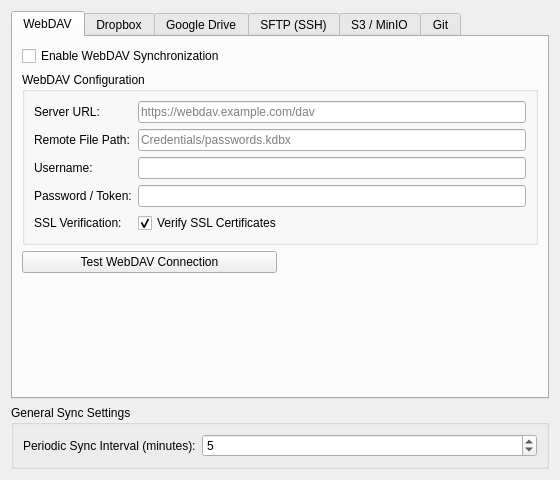
Above: src/remotesync/DatabaseSettingsWidgetRemoteSync.ui from roskeys/keepassxc before the change. Below: the same form after it.
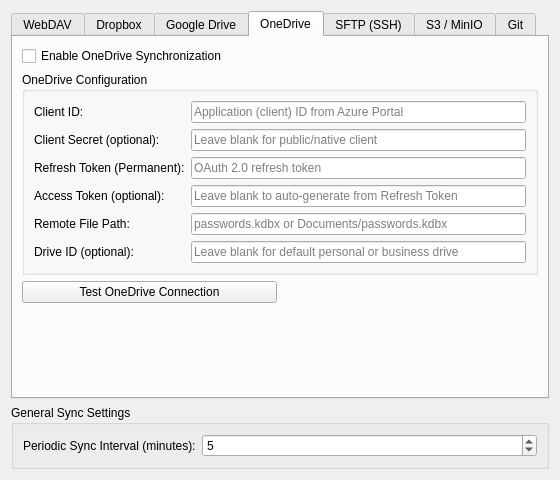
That is the form after the change. The open tabs and pages were chosen to show the change.

Patch:
```diff
--- a/src/remotesync/DatabaseSettingsWidgetRemoteSync.ui
+++ b/src/remotesync/DatabaseSettingsWidgetRemoteSync.ui
@@ -408,6 +408,155 @@
       </layout>
      </widget>
 
+     <!-- Tab: OneDrive -->
+     <widget class="QWidget" name="tabOneDrive">
+      <attribute name="title">
+       <string>OneDrive</string>
+      </attribute>
+      <layout class="QVBoxLayout" name="verticalLayoutOneDrive">
+       <item>
+        <widget class="QCheckBox" name="checkOneDriveEnabled">
+         <property name="text">
+          <string>Enable OneDrive Synchronization</string>
+         </property>
+        </widget>
+       </item>
+       <item>
+        <widget class="QGroupBox" name="groupOneDriveSettings">
+         <property name="title">
+          <string>OneDrive Configuration</string>
+         </property>
+         <layout class="QFormLayout" name="formLayoutOneDrive">
+          <item row="0" column="0">
+           <widget class="QLabel" name="labelOneDriveClientId">
+            <property name="text">
+             <string>Client ID:</string>
+            </property>
+           </widget>
+          </item>
+          <item row="0" column="1">
+           <widget class="QLineEdit" name="editOneDriveClientId">
+            <property name="placeholderText">
+             <string>Application (client) ID from Azure Portal</string>
+            </property>
+           </widget>
+          </item>
+          <item row="1" column="0">
+           <widget class="QLabel" name="labelOneDriveClientSecret">
+            <property name="text">
+             <string>Client Secret (optional):</string>
+            </property>
+           </widget>
+          </item>
+          <item row="1" column="1">
+           <widget class="QLineEdit" name="editOneDriveClientSecret">
+            <property name="placeholderText">
+             <string>Leave blank for public/native client</string>
+            </property>
+            <property name="echoMode">
+             <enum>QLineEdit::Password</enum>
+            </property>
+           </widget>
+          </item>
+          <item row="2" column="0">
+           <widget class="QLabel" name="labelOneDriveRefreshToken">
+            <property name="text">
+             <string>Refresh Token (Permanent):</string>
+            </property>
+           </widget>
+          </item>
+          <item row="2" column="1">
+           <widget class="QLineEdit" name="editOneDriveRefreshToken">
+            <property name="placeholderText">
+             <string>OAuth 2.0 refresh token</string>
+            </property>
+            <property name="echoMode">
+             <enum>QLineEdit::Password</enum>
+            </property>
+           </widget>
+          </item>
+          <item row="3" column="0">
+           <widget class="QLabel" name="labelOneDriveToken">
+            <property name="text">
+             <string>Access Token (optional):</string>
+            </property>
+           </widget>
+          </item>
+          <item row="3" column="1">
+           <widget class="QLineEdit" name="editOneDriveToken">
+            <property name="placeholderText">
+             <string>Leave blank to auto-generate from Refresh Token</string>
+            </property>
+            <property name="echoMode">
+             <enum>QLineEdit::Password</enum>
+            </property>
+           </widget>
+          </item>
+          <item row="4" column="0">
+           <widget class="QLabel" name="labelOneDriveRemotePath">
+            <property name="text">
+             <string>Remote File Path:</string>
+            </property>
+           </widget>
+          </item>
+          <item row="4" column="1">
+           <widget class="QLineEdit" name="editOneDriveRemotePath">
+            <property name="placeholderText">
+             <string>passwords.kdbx or Documents/passwords.kdbx</string>
+            </property>
+           </widget>
+          </item>
+          <item row="5" column="0">
+           <widget class="QLabel" name="labelOneDriveDriveId">
+            <property name="text">
+             <string>Drive ID (optional):</string>
+            </property>
+           </widget>
+          </item>
+          <item row="5" column="1">
+           <widget class="QLineEdit" name="editOneDriveDriveId">
+            <property name="placeholderText">
+             <string>Leave blank for default personal or business drive</string>
+            </property>
+           </widget>
+          </item>
+         </layout>
+        </widget>
+       </item>
+       <item>
+        <layout class="QHBoxLayout" name="layoutTestOneDrive">
+         <item>
+          <widget class="QPushButton" name="buttonTestOneDrive">
+           <property name="text">
+            <string>Test OneDrive Connection</string>
+           </property>
+          </widget>
+         </item>
+         <item>
+          <widget class="QLabel" name="labelTestOneDriveResult">
+           <property name="text">
+            <string/>
+           </property>
+          </widget>
+         </item>
+        </layout>
+       </item>
+       <item>
+        <spacer name="verticalSpacerOneDrive">
+         <property name="orientation">
+          <enum>Qt::Vertical</enum>
+         </property>
+         <property name="sizeHint" stdset="0">
+          <size>
+           <width>20</width>
+           <height>40</height>
+          </size>
+         </property>
+        </spacer>
+       </item>
+      </layout>
+     </widget>
+
      <!-- Tab 3: SFTP (SSH) -->
      <widget class="QWidget" name="tabSftp">
       <attribute name="title">
```
